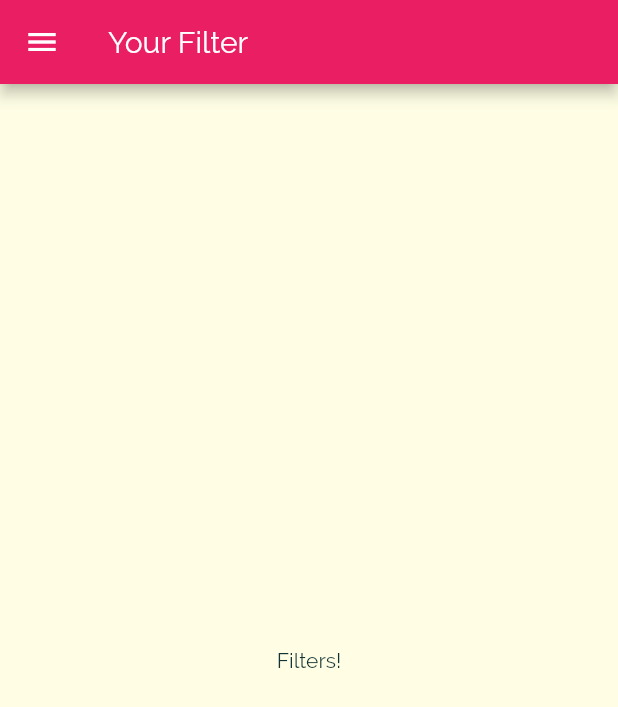
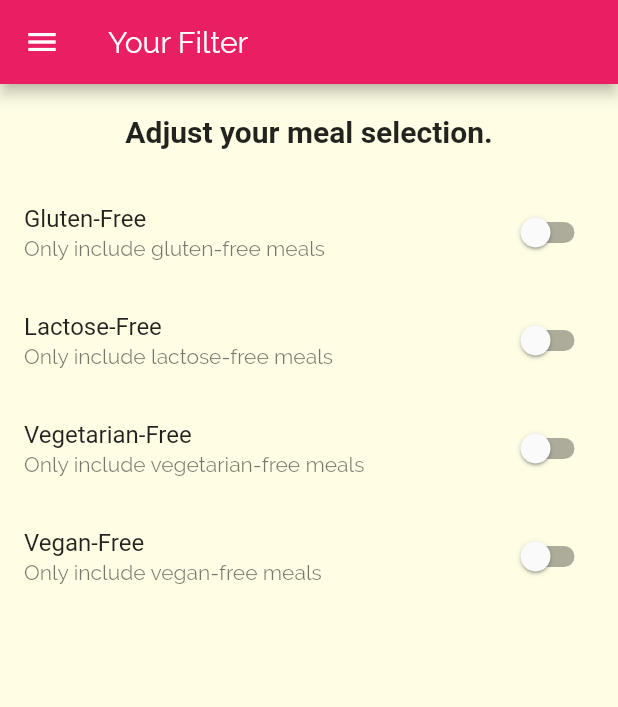
Before and after one commit to saviola44/meals_app, a Flutter app: the FiltersScreen screen opened by its route, on a phone screen of 412 x 824 dp. Shown: the top 707 px of the screen. Run offline on Flutter 3.47's test engine with Material 2 defaults, Android fonts, the phone set to English and light mode, and no system bars; Roboto replaces fonts that are missing (RobotoCondensed).

Commit message:
adding filters

```diff
--- a/lib/screens/filters_screen.dart
+++ b/lib/screens/filters_screen.dart
@@ -1,16 +1,71 @@
 import 'package:flutter/material.dart';
 import 'package:meals_app/widgets/main_drawer.dart';
 
-class FiltersScreen extends StatelessWidget {
+class FiltersScreen extends StatefulWidget {
   static const routeName = '/filters';
+
+  @override
+  _FiltersScreenState createState() => _FiltersScreenState();
+}
+
+class _FiltersScreenState extends State<FiltersScreen> {
+  var _glutenFree = false;
+  var _vegetarian = false;
+  var _vegan = false;
+  var _lactoseFree = false;
+
+  Widget _buildSwitchListTile(String title, String description, bool currentValue, Function updateValue ) {
+    return SwitchListTile(
+      title: Text(title),
+      value: currentValue,
+      subtitle: Text(description),
+      onChanged: updateValue,
+    );
+  }
+
   @override
   Widget build(BuildContext context) {
     return Scaffold(
-      appBar: AppBar(title: Text('Your Filter'),),
-      drawer: MainDrawer(),
-      body: Center(
-        child: Text('Filters!'),
-      ),
-    );
+        appBar: AppBar(
+          title: Text('Your Filter'),
+        ),
+        drawer: MainDrawer(),
+        body: Column(
+          children: <Widget>[
+            Container(
+              padding: EdgeInsets.all(20),
+              child: Text(
+                'Adjust your meal selection.',
+                style: Theme.of(context).textTheme.title,
+              ),
+            ),
+            Expanded(
+              child: ListView(
+                children: <Widget>[
+                  _buildSwitchListTile('Gluten-Free', 'Only include gluten-free meals', _glutenFree, (newValue){
+                    setState(() {
+                      _glutenFree = newValue;
+                    });
+                  }),
+                  _buildSwitchListTile('Lactose-Free', 'Only include lactose-free meals', _lactoseFree, (newValue){
+                    setState(() {
+                      _lactoseFree = newValue;
+                    });
+                  }),
+                  _buildSwitchListTile('Vegetarian-Free', 'Only include vegetarian-free meals', _vegetarian, (newValue){
+                    setState(() {
+                      _vegetarian = newValue;
+                    });
+                  }),
+                  _buildSwitchListTile('Vegan-Free', 'Only include vegan-free meals', _vegan, (newValue){
+                    setState(() {
+                      _vegan = newValue;
+                    });
+                  })
+                ],
+              ),
+            ),
+          ],
+        ));
   }
 }
```
